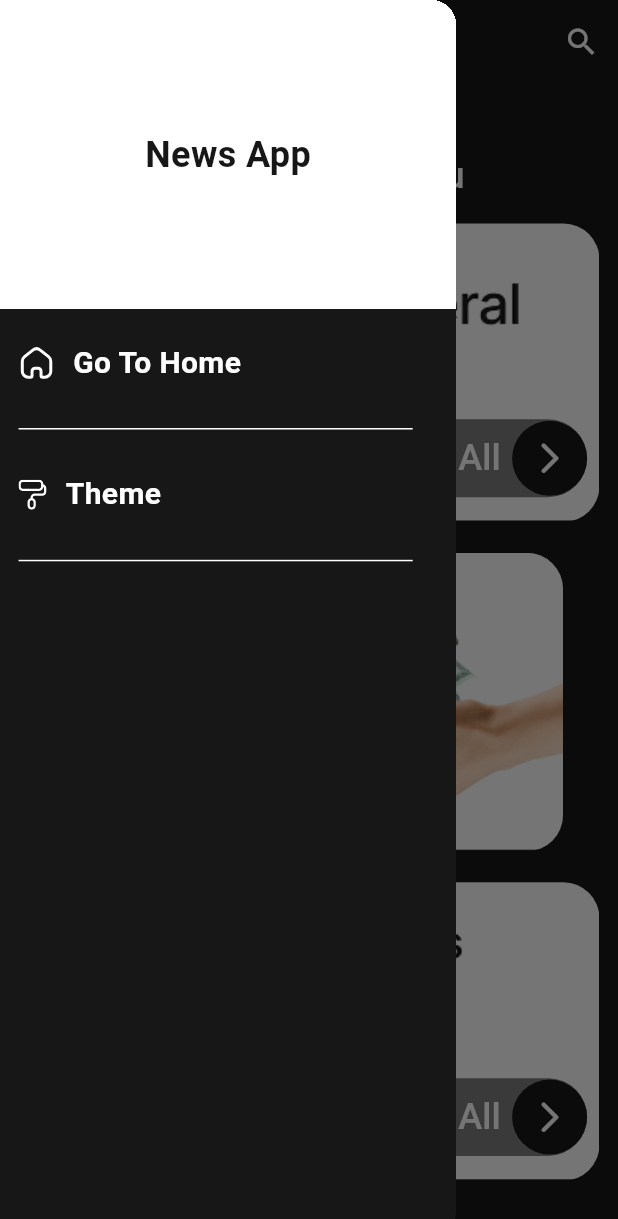
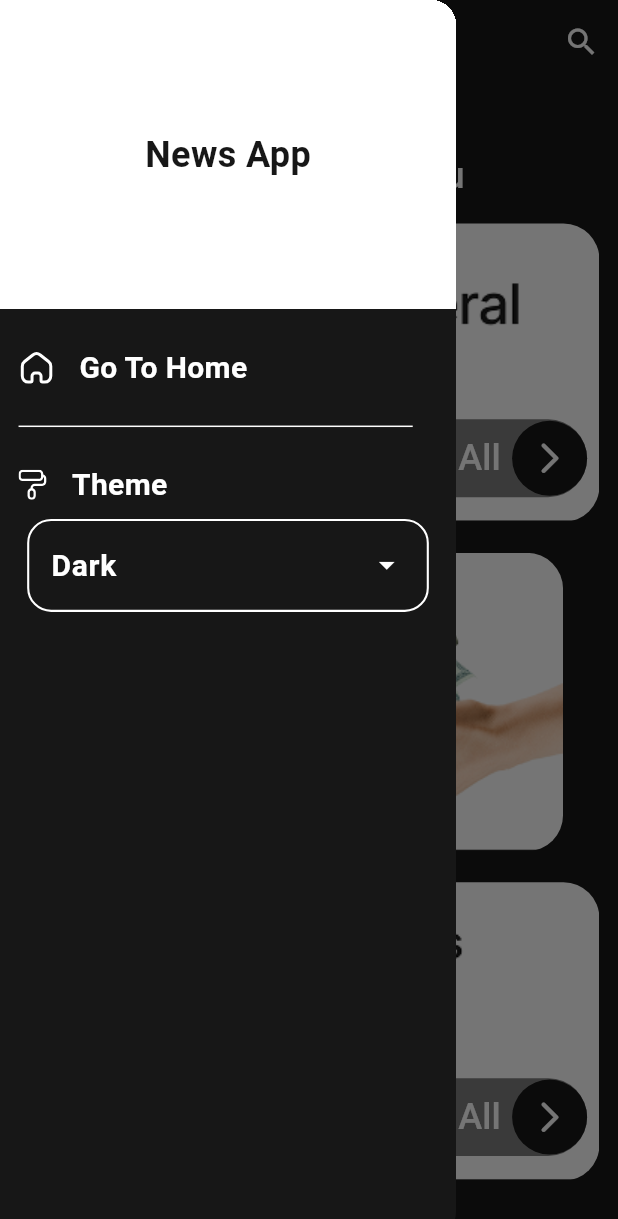
Before and after one commit to AYAEMAD0/News, a Flutter app: the screen it shows after launch, with the side drawer open, on a phone screen of 412 x 824 dp. Shown: the top 1219 px of the screen. Run offline on Flutter 3.47's test engine with Material 3 defaults, Android fonts, the phone set to English and light mode, and no system bars; our stand-ins replace cached_network_image, flutter_svg, get_time_ago, google_fonts; Roboto replaces fonts that are missing (Tajawal).

Commit message:
+ Connection  between the two screens + Get the source based on category + add Provider for theme

```diff
--- a/lib/api/api_manger.dart
+++ b/lib/api/api_manger.dart
@@ -7,9 +7,10 @@ import 'package:news/model/news_response.dart';
 import 'package:news/model/source_response.dart';
 
 class ApiManger {
-  static Future<SourceResponse> getSource() async {
+  static Future<SourceResponse> getSource(String categoryId) async {
     Uri url = Uri.https(ApiConstants.baseUrl, ApiEndpoint.sourceApi, {
       "apiKey": ApiConstants.apiKey,
+      "category":categoryId
     });
     try {
       var response = await http.get(url);
--- a/lib/core/constants/app_strings.dart
+++ b/lib/core/constants/app_strings.dart
@@ -8,4 +8,6 @@ class AppStrings {
   static const String newsApp='News App';
   static const String goTOHome= 'Go To Home';
   static const String theme='Theme';
+  static const String light='Light';
+  static const String dark='Dark';
 }
--- a/lib/features/views/home/category_fragment/category_fragment_view.dart
+++ b/lib/features/views/home/category_fragment/category_fragment_view.dart
@@ -2,17 +2,21 @@ import 'package:flutter/material.dart';
 import 'package:news/core/constants/app_strings.dart';
 import 'package:news/features/views/home/category_fragment/widget/category_item.dart';
 import 'package:news/model/category_model.dart';
+import 'package:news/provider/theme_provider/theme_provider.dart';
+import 'package:provider/provider.dart';
 
+typedef OnCategoryItemClick = void Function(CategoryModel);
 class CategoryFragmentView extends StatelessWidget {
-  List<CategoryModel> model=[];
-  CategoryFragmentView({super.key,});
+  List<CategoryModel> model = [];
+  OnCategoryItemClick onCategoryItemClick;
+  CategoryFragmentView({super.key, required this.onCategoryItemClick});
 
   @override
   Widget build(BuildContext context) {
     double height = MediaQuery.of(context).size.height;
     double width = MediaQuery.of(context).size.width;
-    //todo theme provider
-    model=CategoryModel.getCategoryList(true);
+    var theme = Provider.of<ThemeProvider>(context);
+    model = CategoryModel.getCategoryList(theme.isDark());
     return SafeArea(
       child: Padding(
         padding: EdgeInsets.symmetric(
@@ -28,11 +32,18 @@ class CategoryFragmentView extends StatelessWidget {
             ),
             Expanded(
               child: ListView.separated(
-                padding: EdgeInsets.only(top: 0.02*height),
-                  itemBuilder: (context, index) => CategoryItem(model: model[index],index: index,),
-                  separatorBuilder: (context, index) => SizedBox(height: 0.025*height,),
-                  itemCount:model.length),
-            )
+                padding: EdgeInsets.only(top: 0.02 * height),
+                itemBuilder: (context, index) => InkWell(
+                  onTap: () {
+                    onCategoryItemClick(model[index]);
+                  },
+                  child: CategoryItem(model: model[index], index: index),
+                ),
+                separatorBuilder: (context, index) =>
+                    SizedBox(height: 0.025 * height),
+                itemCount: model.length,
+              ),
+            ),
           ],
         ),
       ),
--- a/lib/features/views/home/home_view.dart
+++ b/lib/features/views/home/home_view.dart
@@ -1,23 +1,30 @@
 import 'package:flutter/material.dart';
 import 'package:news/core/constants/app_strings.dart';
 import 'package:news/core/theme/app_colors.dart';
+import 'package:news/features/views/home/category_details/category_details_view.dart';
 import 'package:news/features/views/widgets/drawer_widget.dart';
+import 'package:news/model/category_model.dart';
 import 'category_fragment/category_fragment_view.dart';
 
-class HomeView extends StatelessWidget {
+class HomeView extends StatefulWidget {
   const HomeView({super.key});
 
+  @override
+  State<HomeView> createState() => _HomeViewState();
+}
+
+class _HomeViewState extends State<HomeView> {
   @override
   Widget build(BuildContext context) {
     double width = MediaQuery.of(context).size.width;
     return Scaffold(
       drawer: Drawer(
         backgroundColor: AppColors.primaryDark,
-        child: DrawerWidget(),
+        child: DrawerWidget(onDrawerClick: onDrawerClick),
       ),
       appBar: AppBar(
         title: Text(
-          AppStrings.home,
+          selectedCategory == null ? AppStrings.home : selectedCategory!.title,
           style: Theme.of(context).textTheme.labelMedium,
         ),
         actions: [
@@ -27,7 +34,22 @@ class HomeView extends StatelessWidget {
           ),
         ],
       ),
-      body: CategoryFragmentView(),
+      body: selectedCategory == null
+          ? CategoryFragmentView(onCategoryItemClick: onCategoryItemClick)
+          : CategoryDetailsView(category: selectedCategory!),
     );
   }
+
+  CategoryModel? selectedCategory;
+
+  void onCategoryItemClick(CategoryModel newCategory) {
+    selectedCategory = newCategory;
+    setState(() {});
+  }
+
+  void onDrawerClick() {
+    selectedCategory = null;
+    Navigator.pop(context);
+    setState(() {});
+  }
 }
--- a/lib/features/views/widgets/app_config.dart
+++ b/lib/features/views/widgets/app_config.dart
@@ -1,7 +1,5 @@
 import 'package:flutter/material.dart';
 import 'package:flutter_svg/flutter_svg.dart';
-import 'package:news/core/theme/app_colors.dart';
-
 import '../../../core/theme/app_styles.dart';
 
 class AppConfig extends StatelessWidget {
@@ -11,13 +9,12 @@ class AppConfig extends StatelessWidget {
   @override
   Widget build(BuildContext context) {
     double width = MediaQuery.of(context).size.width;
-    double height = MediaQuery.of(context).size.height;
     return Padding(
-      padding: EdgeInsets.symmetric(horizontal: 0.03*width,vertical:height*0.026 ),
+      padding: EdgeInsets.symmetric(horizontal: 0.03 * width),
       child: Row(
         children: [
           SvgPicture.asset(icon),
-          SizedBox(width: 0.03*width,),
+          SizedBox(width: 0.04 * width),
           Text(text, style: TextStyles.font20WhiteBold),
         ],
       ),
--- a/lib/features/views/widgets/drawer_widget.dart
+++ b/lib/features/views/widgets/drawer_widget.dart
@@ -1,4 +1,5 @@
 import 'package:flutter/material.dart';
+import 'package:news/features/views/widgets/drop_menu_widget.dart';
 import '../../../core/constants/app_asset.dart';
 import '../../../core/constants/app_strings.dart';
 import '../../../core/theme/app_colors.dart';
@@ -6,8 +7,11 @@ import '../../../core/theme/app_styles.dart';
 import 'app_config.dart';
 import 'divider_widget.dart';
 
+typedef OnDrawerClick = void Function();
+
 class DrawerWidget extends StatelessWidget {
-  const DrawerWidget({super.key});
+  final OnDrawerClick onDrawerClick;
+  const DrawerWidget({super.key, required this.onDrawerClick});
 
   @override
   Widget build(BuildContext context) {
@@ -19,16 +23,22 @@ class DrawerWidget extends StatelessWidget {
           height: 0.25 * height,
           alignment: Alignment.center,
           color: AppColors.primaryLight,
-          child: Text(
-            AppStrings.newsApp,
-            style: TextStyles.font24BlackBold,
-          ),
+          margin: EdgeInsets.only(bottom: height * 0.03),
+          child: Text(AppStrings.newsApp, style: TextStyles.font24BlackBold),
         ),
-        AppConfig(text: AppStrings.goTOHome, icon: AppAsset.homeIcon),
+        InkWell(
+          onTap: () {
+            //todo calling
+            onDrawerClick();
+          },
+          child: AppConfig(text: AppStrings.goTOHome, icon: AppAsset.homeIcon),
+        ),
+        SizedBox(height: height * 0.02),
         DividerWidget(),
+        SizedBox(height: height * 0.02),
         AppConfig(text: AppStrings.theme, icon: AppAsset.themeIcon),
-        //todo drop menu
-        DividerWidget(),
+        SizedBox(height: height * 0.01),
+        DropMenuWidget(),
       ],
     );
   }
--- /dev/null
+++ b/lib/features/views/widgets/drop_menu_widget.dart
@@ -0,0 +1,54 @@
+import 'package:flutter/material.dart';
+import 'package:news/core/constants/app_strings.dart';
+import 'package:provider/provider.dart';
+import '../../../core/theme/app_colors.dart';
+import '../../../core/theme/app_styles.dart';
+import '../../../provider/theme_provider/theme_provider.dart';
+
+class DropMenuWidget extends StatelessWidget {
+  const DropMenuWidget({super.key});
+
+  @override
+  Widget build(BuildContext context) {
+    double width = MediaQuery.of(context).size.width;
+    var theme = Provider.of<ThemeProvider>(context);
+    return DropdownMenu(
+      width: width * 0.65,
+      textStyle: TextStyles.font20WhiteBold,
+      trailingIcon: Icon(Icons.arrow_drop_down, color: AppColors.primaryLight),
+      selectedTrailingIcon: Icon(
+        Icons.arrow_drop_up,
+        color: AppColors.primaryLight,
+      ),
+      menuStyle: MenuStyle(
+        backgroundColor: WidgetStateProperty.all(AppColors.primaryLight),
+        shape: WidgetStateProperty.all(
+          RoundedRectangleBorder(borderRadius: BorderRadius.circular(16)),
+        ),
+        fixedSize: WidgetStateProperty.all(Size(width * 0.65, double.nan)),
+      ),
+      onSelected: (value) {
+        if (value != null) {
+          theme.changeTheme(value);
+        }
+      },
+      inputDecorationTheme: InputDecorationTheme(
+        border: builtBorder(),
+        enabledBorder: builtBorder(),
+        focusedBorder: builtBorder(),
+      ),
+      initialSelection: theme.themeApp,
+      dropdownMenuEntries: [
+        DropdownMenuEntry(value: ThemeMode.light, label: AppStrings.light),
+        DropdownMenuEntry(value: ThemeMode.dark, label: AppStrings.dark),
+      ],
+    );
+  }
+
+  OutlineInputBorder builtBorder() {
+    return OutlineInputBorder(
+      borderRadius: BorderRadius.circular(16),
+      borderSide: BorderSide(color: AppColors.primaryLight, width: 1.4),
+    );
+  }
+}
--- a/lib/main.dart
+++ b/lib/main.dart
@@ -1,10 +1,17 @@
 import 'package:flutter/material.dart';
 import 'package:news/core/theme/app_theme.dart';
 import 'package:news/features/views/home/home_view.dart';
+import 'package:news/provider/theme_provider/theme_provider.dart';
+import 'package:provider/provider.dart';
 import 'core/routing/routes.dart';
 
 void main() {
-  runApp(const MyApp());
+  runApp(
+    ChangeNotifierProvider(
+      create: (context) => ThemeProvider(),
+      child: const MyApp(),
+    ),
+  );
 }
 
 class MyApp extends StatelessWidget {
@@ -13,13 +20,11 @@ class MyApp extends StatelessWidget {
   Widget build(BuildContext context) {
     return MaterialApp(
       debugShowCheckedModeBanner: false,
-      routes: {
-        Routes.homeRouteName: (context) => HomeView(),
-      },
+      routes: {Routes.homeRouteName: (context) => HomeView()},
       theme: AppTheme.themeLight,
       darkTheme: AppTheme.themeDark,
-      themeMode: ThemeMode.dark,
-     initialRoute: Routes.homeRouteName,
+      themeMode: Provider.of<ThemeProvider>(context).themeApp,
+      initialRoute: Routes.homeRouteName,
     );
   }
 }
--- /dev/null
+++ b/lib/provider/theme_provider/theme_provider.dart
@@ -0,0 +1,16 @@
+import 'package:flutter/material.dart';
+class ThemeProvider extends ChangeNotifier {
+  late ThemeMode themeApp = ThemeMode.dark;
+  Future<void> changeTheme(newTheme) async {
+    if (newTheme == themeApp) {
+      return;
+    } else {
+      themeApp = newTheme;
+    }
+    notifyListeners();
+  }
+
+  bool isDark() {
+    return themeApp == ThemeMode.dark;
+  }
+}
--- a/pubspec.yaml
+++ b/pubspec.yaml
@@ -40,6 +40,8 @@ dependencies:
   cached_network_image: ^3.4.1
   get_time_ago: ^2.3.2
   flutter_svg: ^2.2.1
+  provider: ^6.1.5+1
+  shared_preferences: ^2.5.3
 
 dev_dependencies:
   flutter_test:
```
Also changed, not shown: lib/features/views/home/category_details/category_details_view.dart (+7 -19 lines), pubspec.lock, 1 other file.
